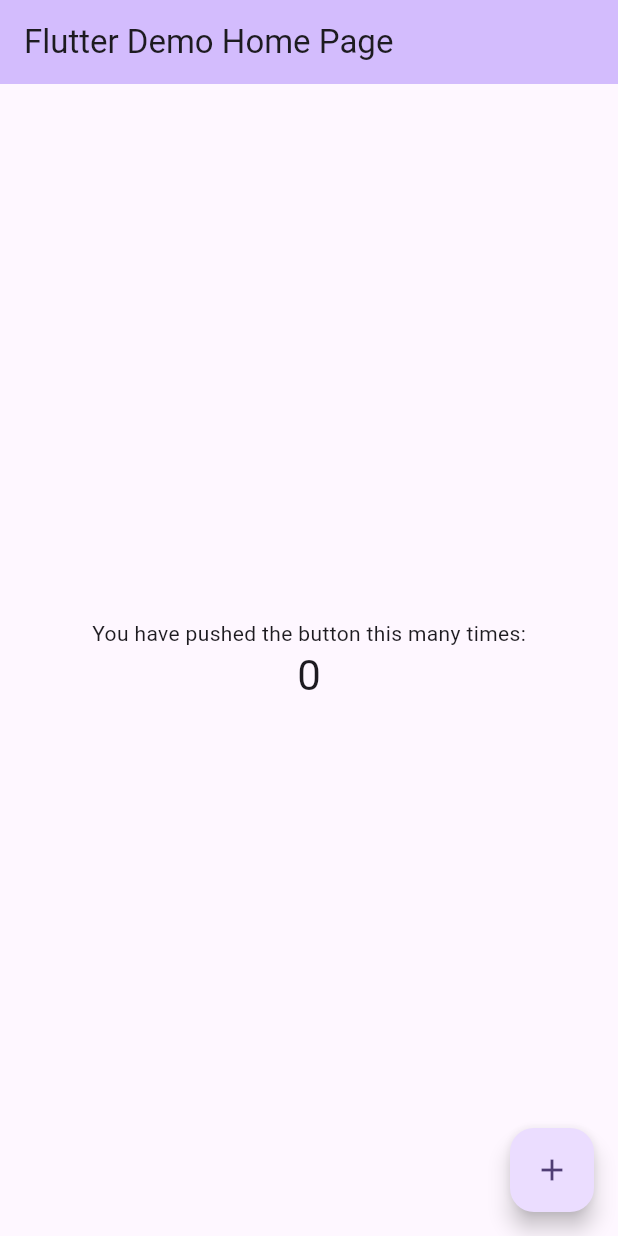
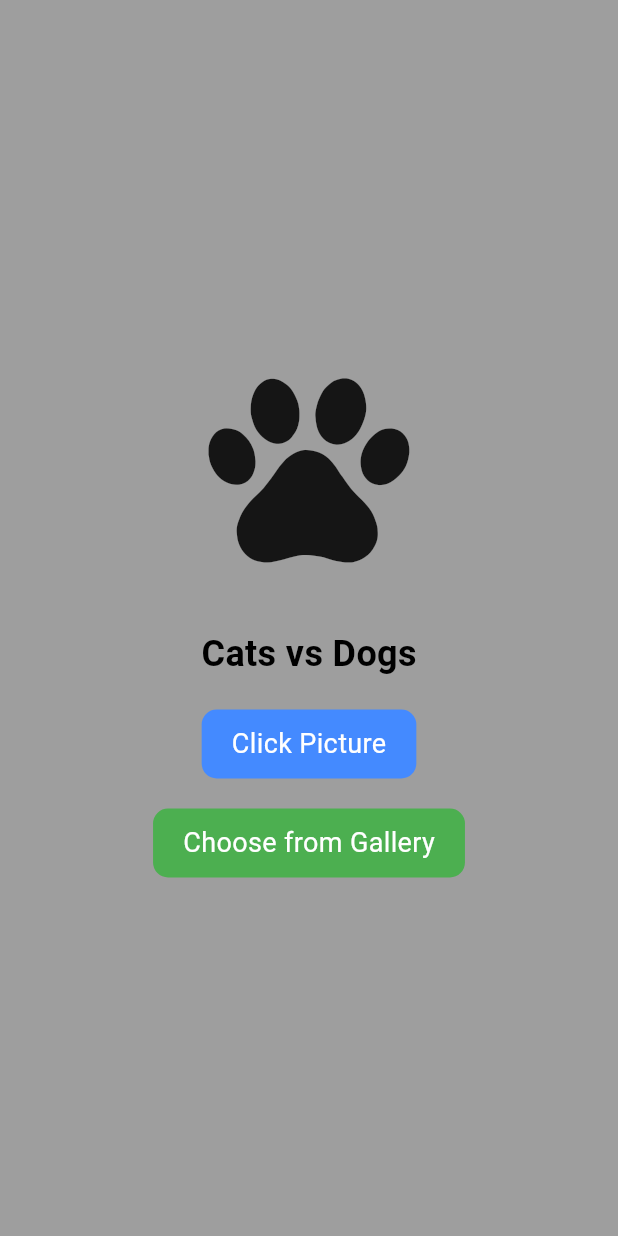
Before and after one commit to Athars904/ai_flutter_apps, a Flutter app: the screen it shows after launch, on a phone screen of 412 x 824 dp. Run offline on Flutter 3.47's test engine with Material 3 defaults, Android fonts, the phone set to English and light mode, and no system bars; our stand-ins replace get.

```diff
--- /dev/null
+++ b/cat_dogs_detection/assets/labels.txt
@@ -0,0 +1,2 @@
+0 Cats
+1 Dogs
--- a/cat_dogs_detection/lib/main.dart
+++ b/cat_dogs_detection/lib/main.dart
@@ -1,5 +1,6 @@
+import 'package:cat_dogs_detection/screens/SplashScreen.dart';
 import 'package:flutter/material.dart';
-
+import 'package:get/get.dart';
 void main() {
   runApp(const MyApp());
 }
@@ -10,116 +11,11 @@ class MyApp extends StatelessWidget {
   // This widget is the root of your application.
   @override
   Widget build(BuildContext context) {
-    return MaterialApp(
-      title: 'Flutter Demo',
-      theme: ThemeData(
-        // This is the theme of your application.
-        //
-        // TRY THIS: Try running your application with "flutter run". You'll see
-        // the application has a purple toolbar. Then, without quitting the app,
-        // try changing the seedColor in the colorScheme below to Colors.green
-        // and then invoke "hot reload" (save your changes or press the "hot
-        // reload" button in a Flutter-supported IDE, or press "r" if you used
-        // the command line to start the app).
-        //
-        // Notice that the counter didn't reset back to zero; the application
-        // state is not lost during the reload. To reset the state, use hot
-        // restart instead.
-        //
-        // This works for code too, not just values: Most code changes can be
-        // tested with just a hot reload.
-        colorScheme: ColorScheme.fromSeed(seedColor: Colors.deepPurple),
-        useMaterial3: true,
-      ),
-      home: const MyHomePage(title: 'Flutter Demo Home Page'),
+    return const GetMaterialApp(
+      debugShowCheckedModeBanner: false,
+      home: Splashscreen(),
     );
+
+
   }
 }
-
-class MyHomePage extends StatefulWidget {
-  const MyHomePage({super.key, required this.title});
-
-  // This widget is the home page of your application. It is stateful, meaning
-  // that it has a State object (defined below) that contains fields that affect
-  // how it looks.
-
-  // This class is the configuration for the state. It holds the values (in this
-  // case the title) provided by the parent (in this case the App widget) and
-  // used by the build method of the State. Fields in a Widget subclass are
-  // always marked "final".
-
-  final String title;
-
-  @override
-  State<MyHomePage> createState() => _MyHomePageState();
-}
-
-class _MyHomePageState extends State<MyHomePage> {
-  int _counter = 0;
-
-  void _incrementCounter() {
-    setState(() {
-      // This call to setState tells the Flutter framework that something has
-      // changed in this State, which causes it to rerun the build method below
-      // so that the display can reflect the updated values. If we changed
-      // _counter without calling setState(), then the build method would not be
-      // called again, and so nothing would appear to happen.
-      _counter++;
-    });
-  }
-
-  @override
-  Widget build(BuildContext context) {
-    // This method is rerun every time setState is called, for instance as done
-    // by the _incrementCounter method above.
-    //
-    // The Flutter framework has been optimized to make rerunning build methods
-    // fast, so that you can just rebuild anything that needs updating rather
-    // than having to individually change instances of widgets.
-    return Scaffold(
-      appBar: AppBar(
-        // TRY THIS: Try changing the color here to a specific color (to
-        // Colors.amber, perhaps?) and trigger a hot reload to see the AppBar
-        // change color while the other colors stay the same.
-        backgroundColor: Theme.of(context).colorScheme.inversePrimary,
-        // Here we take the value from the MyHomePage object that was created by
-        // the App.build method, and use it to set our appbar title.
-        title: Text(widget.title),
-      ),
-      body: Center(
-        // Center is a layout widget. It takes a single child and positions it
-        // in the middle of the parent.
-        child: Column(
-          // Column is also a layout widget. It takes a list of children and
-          // arranges them vertically. By default, it sizes itself to fit its
-          // children horizontally, and tries to be as tall as its parent.
-          //
-          // Column has various properties to control how it sizes itself and
-          // how it positions its children. Here we use mainAxisAlignment to
-          // center the children vertically; the main axis here is the vertical
-          // axis because Columns are vertical (the cross axis would be
-          // horizontal).
-          //
-          // TRY THIS: Invoke "debug painting" (choose the "Toggle Debug Paint"
-          // action in the IDE, or press "p" in the console), to see the
-          // wireframe for each widget.
-          mainAxisAlignment: MainAxisAlignment.center,
-          children: <Widget>[
-            const Text(
-              'You have pushed the button this many times:',
-            ),
-            Text(
-              '$_counter',
-              style: Theme.of(context).textTheme.headlineMedium,
-            ),
-          ],
-        ),
-      ),
-      floatingActionButton: FloatingActionButton(
-        onPressed: _incrementCounter,
-        tooltip: 'Increment',
-        child: const Icon(Icons.add),
-      ), // This trailing comma makes auto-formatting nicer for build methods.
-    );
-  }
-}
--- /dev/null
+++ b/cat_dogs_detection/lib/screens/SplashScreen.dart
@@ -0,0 +1,27 @@
+import 'package:cat_dogs_detection/screens/home_page.dart';
+import 'package:flutter/cupertino.dart';
+import 'package:flutter/material.dart';
+import 'package:get/get.dart';
+class Splashscreen extends StatefulWidget {
+  const Splashscreen({super.key});
+  @override
+  State<Splashscreen> createState() => _SplashscreenState();
+}
+
+class _SplashscreenState extends State<Splashscreen> {
+  @override
+  void initState() {
+    // TODO: implement initState
+    super.initState();
+    Future.delayed(const Duration(seconds: 2), () {
+    Get.to(()=>HomePage());
+    });
+  }
+  @override
+  Widget build(BuildContext context) {
+    return Container(
+      color: Colors.yellowAccent,
+      child:Icon(CupertinoIcons.paw),
+    );
+  }
+}
--- /dev/null
+++ b/cat_dogs_detection/lib/screens/home_page.dart
@@ -0,0 +1,80 @@
+import 'package:flutter/cupertino.dart';
+import 'package:flutter/material.dart';
+
+class HomePage extends StatelessWidget {
+  const HomePage({super.key});
+
+  @override
+  Widget build(BuildContext context) {
+    return Scaffold(
+      backgroundColor: Colors.grey,
+      body: Center(
+        child: Container(
+          padding: const EdgeInsets.symmetric(horizontal: 24.0),
+          child: Column(
+            mainAxisSize: MainAxisSize.min, // To center the column vertically
+            crossAxisAlignment: CrossAxisAlignment.center,
+            children: <Widget>[
+              const Icon(CupertinoIcons.paw,size: 150,),
+              const SizedBox(
+                height: 30,
+              ),
+              const Text(
+                'Cats vs Dogs',
+                style: TextStyle(
+                  color: Colors.black,
+                  fontSize: 24,
+                  fontWeight: FontWeight.bold,
+                ),
+              ),
+              const SizedBox(
+                height: 20,
+              ),
+              GestureDetector(
+                onTap: () {
+                  // Handle the click picture action
+                },
+                child: Container(
+                  padding: const EdgeInsets.symmetric(vertical: 10, horizontal: 20),
+                  decoration: BoxDecoration(
+                    color: Colors.blueAccent,
+                    borderRadius: BorderRadius.circular(10),
+                  ),
+                  child: const Text(
+                    'Click Picture',
+                    style: TextStyle(
+                      color: Colors.white,
+                      fontSize: 18,
+                    ),
+                  ),
+                ),
+              ),
+              const SizedBox(
+                height: 20,
+              ),
+              GestureDetector(
+                onTap: () {
+                  // Handle the choose from gallery action
+                },
+                child: Container(
+                  padding: const EdgeInsets.symmetric(vertical: 10, horizontal: 20),
+                  decoration: BoxDecoration(
+                    color: Colors.green,
+                    borderRadius: BorderRadius.circular(10),
+                  ),
+                  child: const Text(
+                    'Choose from Gallery',
+                    style: TextStyle(
+                      color: Colors.white,
+                      fontSize: 18,
+                    ),
+                  ),
+                ),
+              ),
+            ],
+          ),
+        ),
+      ),
+    );
+  }
+}
```
Also changed, not shown: cat_dogs_detection/pubspec.yaml (+7 -0 lines), cat_dogs_detection/assets/images/cat.png (added), cat_dogs_detection/pubspec.lock, 2 other files.
